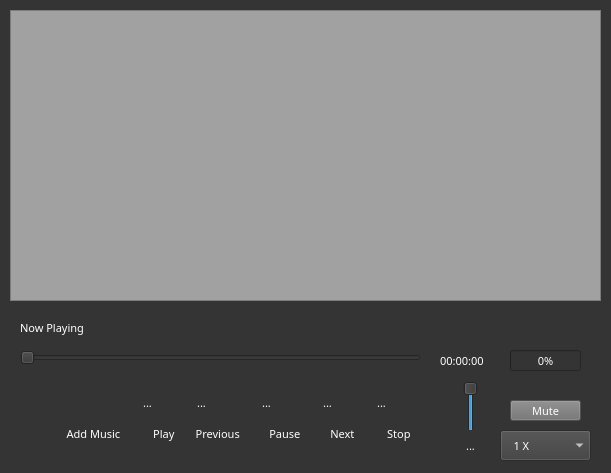
This is widget.ui in RakshithaDi/Audio-Player as Qt 5 draws it before an edit. The edited form follows.
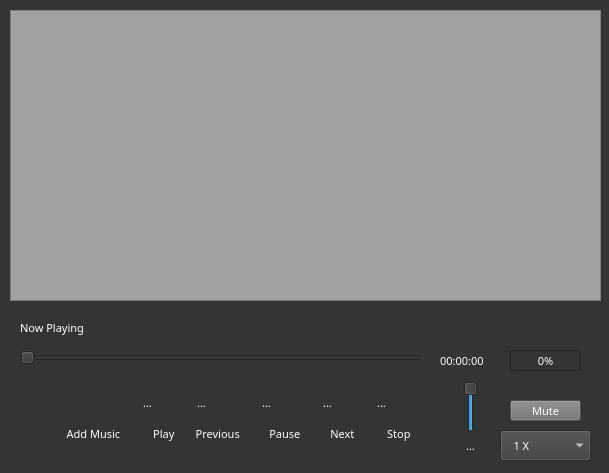
This is the edited form. Icons and pictures are not drawn.

Patch:
```diff
--- a/widget.ui
+++ b/widget.ui
@@ -6,16 +6,40 @@
    <rect>
     <x>0</x>
     <y>0</y>
-    <width>611</width>
+    <width>609</width>
     <height>473</height>
    </rect>
   </property>
   <property name="sizePolicy">
-   <sizepolicy hsizetype="Minimum" vsizetype="Minimum">
+   <sizepolicy hsizetype="Fixed" vsizetype="Fixed">
     <horstretch>0</horstretch>
     <verstretch>0</verstretch>
    </sizepolicy>
   </property>
+  <property name="minimumSize">
+   <size>
+    <width>609</width>
+    <height>473</height>
+   </size>
+  </property>
+  <property name="maximumSize">
+   <size>
+    <width>609</width>
+    <height>473</height>
+   </size>
+  </property>
+  <property name="sizeIncrement">
+   <size>
+    <width>609</width>
+    <height>473</height>
+   </size>
+  </property>
+  <property name="baseSize">
+   <size>
+    <width>609</width>
+    <height>473</height>
+   </size>
+  </property>
   <property name="font">
    <font>
     <family>Orbitron ExtraBold</family>
```
Left out of the diff: 4 changed lines with no effect on the pictures.
